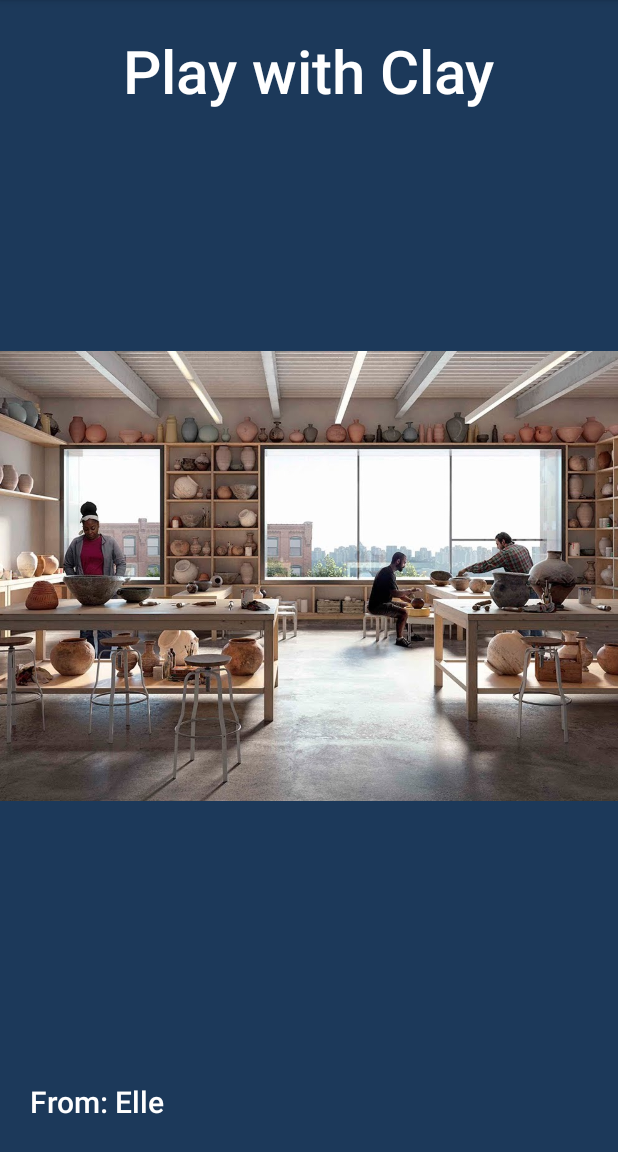
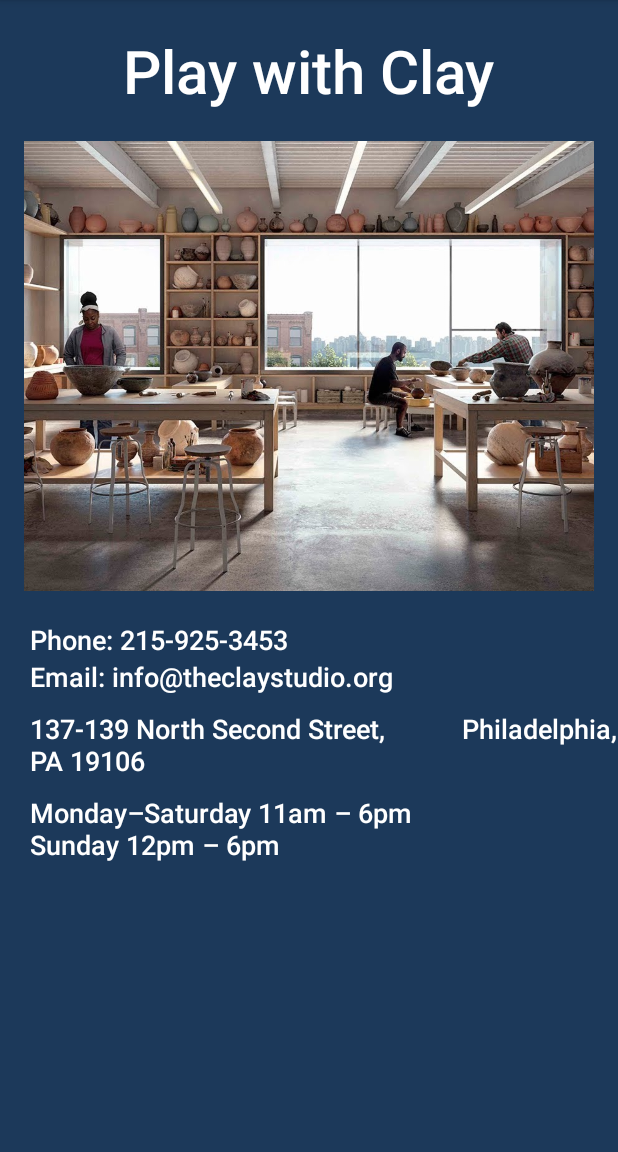
Before and after one commit to ellegreen/BuisnessCard, an Android app: the screen it shows after launch (MainActivity), on a phone screen of 412 x 824 dp, the part 84-1236 px from its top. Run offline under Robolectric (Android 15) with nearby library versions, the phone set to English and light mode, and no system bars.

Commit message:
Adding detail info

```diff
--- a/app/src/main/res/layout/activity_main.xml
+++ b/app/src/main/res/layout/activity_main.xml
@@ -12,15 +12,18 @@
         android:layout_width="match_parent"
         android:layout_height="match_parent" />
     <ImageView
-        android:id="@+id/player_image"
+        android:id="@+id/claystudio_image"
         android:src="@drawable/claystudio"
+        android:layout_below="@id/title_textview"
         android:scaleType="centerCrop"
         android:layout_centerHorizontal="true"
         android:layout_centerVertical="true"
-        android:layout_width="match_parent"
+        android:layout_width="380sp"
+        android:paddingLeft="10dp"
+        android:paddingRight="10dp"
         android:layout_height="300sp" />
     <TextView
-        android:id="@+id/happybirthday_textview"
+        android:id="@+id/title_textview"
         android:layout_width="wrap_content"
         android:layout_height="wrap_content"
         android:layout_centerHorizontal="true"
@@ -30,14 +33,47 @@
         android:textColor="@android:color/white"
         android:text="Play with Clay" />
     <TextView
-        android:id="@+id/from_textview"
+        android:id="@+id/location_textview"
         android:layout_width="wrap_content"
         android:layout_height="wrap_content"
-        android:layout_alignParentLeft="true"
-        android:layout_alignParentBottom="true"
-        android:textSize="20sp"
-        android:padding="20dp"
+        android:layout_below="@id/email_textview"
+        android:textSize="18sp"
+        android:paddingTop="10dp"
+        android:paddingLeft="20dp"
         android:fontFamily="sans-serif-medium"
         android:textColor="@android:color/white"
-        android:text="From: Elle" />
+        android:text="137-139 North Second Street,           Philadelphia, PA 19106" />
+    <TextView
+        android:id="@+id/phone_textview"
+        android:layout_width="wrap_content"
+        android:layout_height="wrap_content"
+        android:layout_below="@id/claystudio_image"
+        android:textSize="18dp"
+        android:paddingTop="20dp"
+        android:paddingLeft="20dp"
+        android:fontFamily="sans-serif-medium"
+        android:textColor="@android:color/white"
+        android:text="Phone: 215-925-3453" />
+    <TextView
+        android:id="@+id/email_textview"
+        android:layout_width="wrap_content"
+        android:layout_height="wrap_content"
+        android:layout_below="@id/phone_textview"
+        android:textSize="18dp"
+        android:paddingLeft="20dp"
+        android:fontFamily="sans-serif-medium"
+        android:textColor="@android:color/white"
+        android:text="Email: info@theclaystudio.org" />
+
+    <TextView
+        android:id="@+id/hours_textview"
+        android:layout_width="wrap_content"
+        android:layout_height="wrap_content"
+        android:layout_below="@id/location_textview"
+        android:textSize="18sp"
+        android:paddingLeft="20dp"
+        android:paddingTop="10dp"
+        android:fontFamily="sans-serif-medium"
+        android:textColor="@android:color/white"
+        android:text="Monday–Saturday 11am – 6pm                  Sunday 12pm – 6pm" />
 </RelativeLayout>
```
